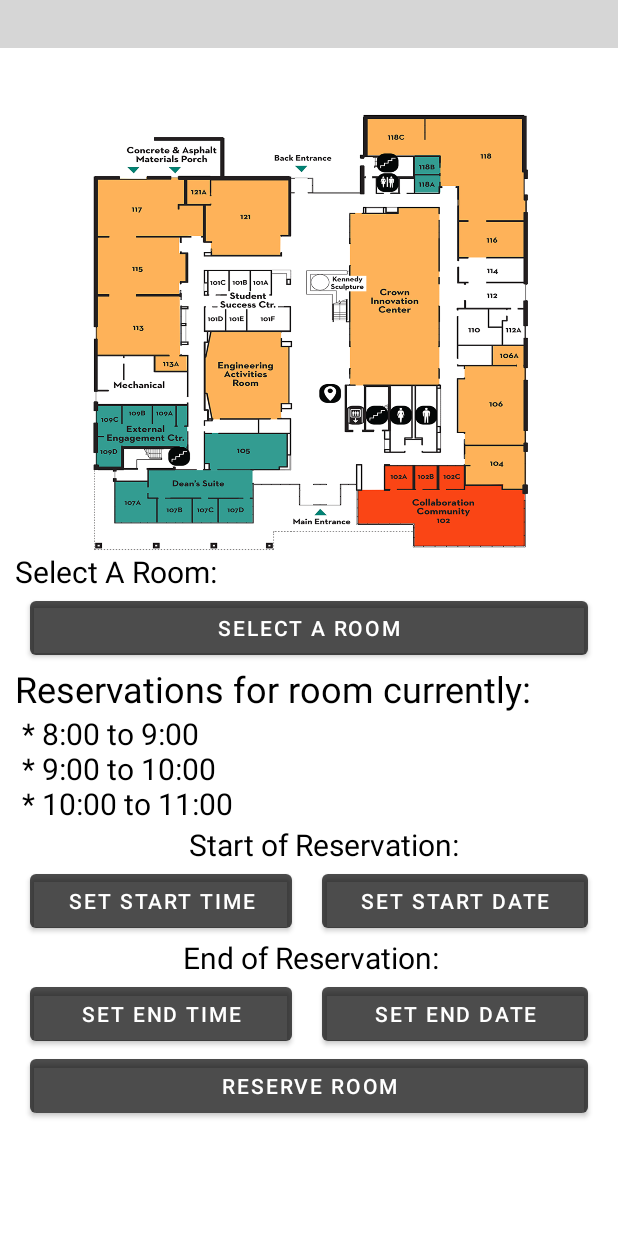
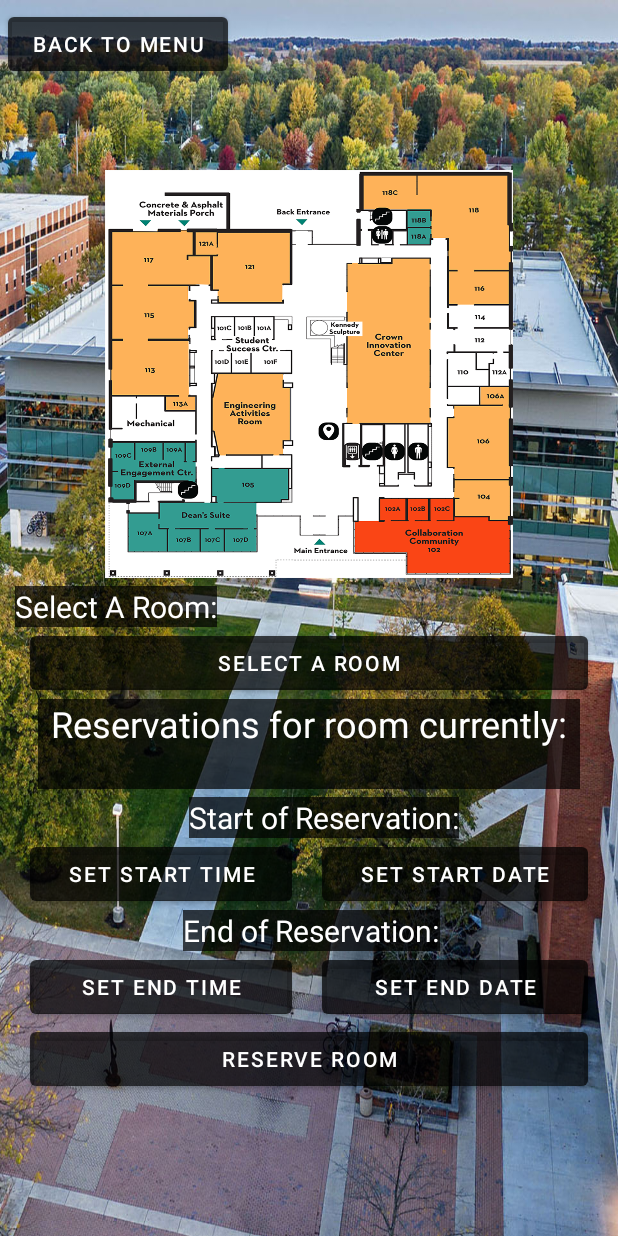
Before and after one commit to Dannysia/Kennedy_Map, an Android app: the layout reservation_screen.xml on its own in the app's theme, with its tools: preview values and no code run, on a phone screen of 412 x 824 dp. Run offline under Robolectric (Android 15) with nearby library versions, the phone set to English and light mode, and no system bars; plain views replace PickerUI; network calls fail; grey boxes are pictures that could not be loaded.

Commit message:
Updated some UI elements, plus view reservations screen

```diff
--- a/app/src/main/res/layout/reservation_screen.xml
+++ b/app/src/main/res/layout/reservation_screen.xml
@@ -7,6 +7,17 @@
     android:backgroundTintMode="add"
     tools:context=".ReservationScreen">
 
+    <ImageView
+        android:id="@+id/imageView2"
+        android:layout_width="match_parent"
+        android:layout_height="match_parent"
+        android:scaleType="fitXY"
+        app:layout_constraintBottom_toBottomOf="parent"
+        app:layout_constraintEnd_toEndOf="parent"
+        app:layout_constraintStart_toStartOf="parent"
+        app:layout_constraintTop_toTopOf="parent"
+        app:srcCompat="@drawable/reservation_background" />
+
     <TextView
         android:id="@+id/startDay"
         android:layout_width="wrap_content"
@@ -15,7 +26,6 @@
         android:visibility="gone"
         app:layout_constraintStart_toStartOf="parent"
         app:layout_constraintTop_toTopOf="parent" />
-
     <TextView
         android:id="@+id/startMonth"
         android:layout_width="wrap_content"
@@ -24,7 +34,6 @@
         android:visibility="gone"
         app:layout_constraintStart_toStartOf="parent"
         app:layout_constraintTop_toTopOf="parent" />
-
     <TextView
         android:id="@+id/startYear"
         android:layout_width="wrap_content"
@@ -33,7 +42,6 @@
         android:visibility="gone"
         app:layout_constraintStart_toStartOf="parent"
         app:layout_constraintTop_toTopOf="parent" />
-
     <TextView
         android:id="@+id/startHour"
         android:layout_width="wrap_content"
@@ -42,7 +50,6 @@
         android:visibility="gone"
         app:layout_constraintStart_toStartOf="parent"
         app:layout_constraintTop_toTopOf="parent" />
-
     <TextView
         android:id="@+id/startMinute"
         android:layout_width="wrap_content"
@@ -51,7 +58,6 @@
         android:visibility="gone"
         app:layout_constraintStart_toStartOf="parent"
         app:layout_constraintTop_toTopOf="parent" />
-
     <TextView
         android:id="@+id/endDay"
         android:layout_width="wrap_content"
@@ -60,7 +66,6 @@
         android:visibility="gone"
         app:layout_constraintStart_toStartOf="parent"
         app:layout_constraintTop_toTopOf="parent" />
-
     <TextView
         android:id="@+id/endMonth"
         android:layout_width="wrap_content"
@@ -69,7 +74,6 @@
         android:visibility="gone"
         app:layout_constraintStart_toStartOf="parent"
         app:layout_constraintTop_toTopOf="parent" />
-
     <TextView
         android:id="@+id/endYear"
         android:layout_width="wrap_content"
@@ -78,7 +82,6 @@
         android:visibility="gone"
         app:layout_constraintStart_toStartOf="parent"
         app:layout_constraintTop_toTopOf="parent" />
-
     <TextView
         android:id="@+id/endHour"
         android:layout_width="wrap_content"
@@ -87,7 +90,6 @@
         android:visibility="gone"
         app:layout_constraintStart_toStartOf="parent"
         app:layout_constraintTop_toTopOf="parent" />
-
     <TextView
         android:id="@+id/endMinute"
         android:layout_width="wrap_content"
@@ -96,7 +98,6 @@
         android:visibility="gone"
         app:layout_constraintStart_toStartOf="parent"
         app:layout_constraintTop_toTopOf="parent" />
-
 
     <FrameLayout
         android:layout_width="match_parent"
@@ -113,13 +114,16 @@
             android:orientation="vertical">
 
             <ImageView
-                android:id="@+id/imageView2"
+                android:id="@+id/reservationScreenRoomImageView"
                 android:layout_width="wrap_content"
                 android:layout_height="wrap_content"
-                android:layout_marginLeft="60dp"
-                android:layout_marginRight="60dp"
+                android:layout_marginLeft="70dp"
+                android:layout_marginTop="20dp"
+                android:layout_marginRight="70dp"
                 android:adjustViewBounds="true"
-                app:srcCompat="@drawable/engineering_floor_one" />
+                android:onClick="reservationScreenRoomImageView"
+                app:srcCompat="@drawable/engineering_floor_one"
+                tools:ignore="SpeakableTextPresentCheck" />
 
             <LinearLayout
                 android:layout_width="match_parent"
@@ -128,12 +132,14 @@
 
                 <TextView
                     android:id="@+id/selectARoomTextView"
-                    android:layout_width="match_parent"
+                    android:layout_width="wrap_content"
                     android:layout_height="wrap_content"
                     android:layout_marginLeft="10dp"
+                    android:layout_marginTop="5dp"
                     android:onClick="selectARoomTextView"
                     android:text="Select A Room:"
-                    android:textColor="#000000"
+                    android:background="@color/ui_black"
+                    android:textColor="#FFFFFF"
                     android:textSize="20sp" />
 
                 <Button
@@ -151,22 +157,24 @@
                 android:id="@+id/reservationsListTextView"
                 android:layout_width="match_parent"
                 android:layout_height="wrap_content"
-                android:layout_marginLeft="10dp"
-                android:layout_marginRight="10dp"
+                android:gravity="center"
+                android:layout_marginLeft="25dp"
+                android:layout_marginRight="25dp"
                 android:text="Reservations for room currently:"
-                android:textColor="#000000"
+                android:background="@color/ui_black"
+                android:textColor="#FFFFFF"
                 android:textSize="24sp" />
 
             <TextView
-                android:id="@+id/textView16"
+                android:id="@+id/currentReservationsTextView"
                 android:layout_width="match_parent"
                 android:layout_height="wrap_content"
-                android:layout_marginLeft="10dp"
-                android:layout_marginRight="10dp"
+                android:layout_marginLeft="25dp"
+                android:layout_marginRight="25dp"
+                android:background="@color/ui_black"
                 android:maxLines="4"
                 android:minLines="1"
-                android:text=" * 8:00 to 9:00 \n * 9:00 to 10:00 \n * 10:00 to 11:00"
-                android:textColor="#000000"
+                android:textColor="#FFFFFF"
                 android:textSize="20sp" />
 
             <TextView
@@ -174,8 +182,10 @@
                 android:layout_width="wrap_content"
                 android:layout_height="wrap_content"
                 android:layout_marginLeft="10dp"
+                android:layout_marginTop="5dp"
                 android:text="Start of Reservation:"
-                android:textColor="#000000"
+                android:background="@color/ui_black"
+                android:textColor="#FFFFFF"
                 android:textSize="20sp" />
 
             <LinearLayout
@@ -211,7 +221,8 @@
                 android:layout_marginLeft="10dp"
                 android:layout_marginRight="8dp"
                 android:text="End of Reservation:"
-                android:textColor="#000000"
+                android:background="@color/ui_black"
+                android:textColor="#FFFFFF"
                 android:textSize="20sp" />
 
             <LinearLayout
@@ -250,11 +261,23 @@
 
         </LinearLayout>
 
+        <Button
+            android:id="@+id/backToMenuButton"
+            android:layout_width="wrap_content"
+            android:layout_height="wrap_content"
+            android:layout_marginLeft="5dp"
+            android:layout_marginTop="5dp"
+            android:onClick="backToMenuButton"
+            android:text="Back To Menu" />
+
         <com.dpizarro.uipicker.library.picker.PickerUI
             android:id="@+id/picker_ui_view"
             android:layout_width="match_parent"
             android:layout_height="wrap_content"
-            android:visibility="visible" />
+            android:visibility="gone">
+
+        </com.dpizarro.uipicker.library.picker.PickerUI>
+
     </FrameLayout>
 
 </androidx.constraintlayout.widget.ConstraintLayout>
```
Also changed, not shown: app/src/main/AndroidManifest.xml (+10 -5 lines), app/src/main/java/edu/onu/kennedy_map/RecyclerViewAdapter.java (added, +162 -0 lines), app/src/main/java/edu/onu/kennedy_map/ReservationHolder.java (added, +34 -0 lines), app/src/main/java/edu/onu/kennedy_map/ReservationScreen.java (+33 -16 lines), app/src/main/java/edu/onu/kennedy_map/ViewReservationsScreen.java (added, +82 -0 lines), app/src/main/res/layout/reservation_entry.xml (added, +78 -0 lines), app/src/main/res/layout/view_reservations_screen.xml (added, +47 -0 lines), app/src/main/res/menu/reservations_menu.xml (added, +9 -0 lines), app/src/main/res/drawable/reservation_background.jpg (added).
